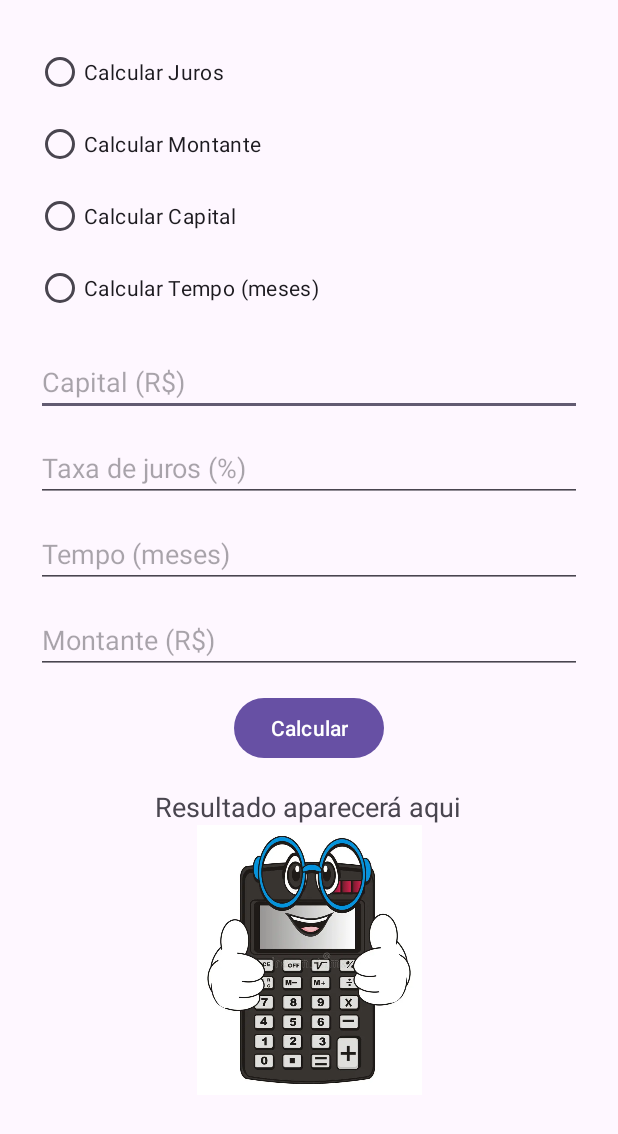
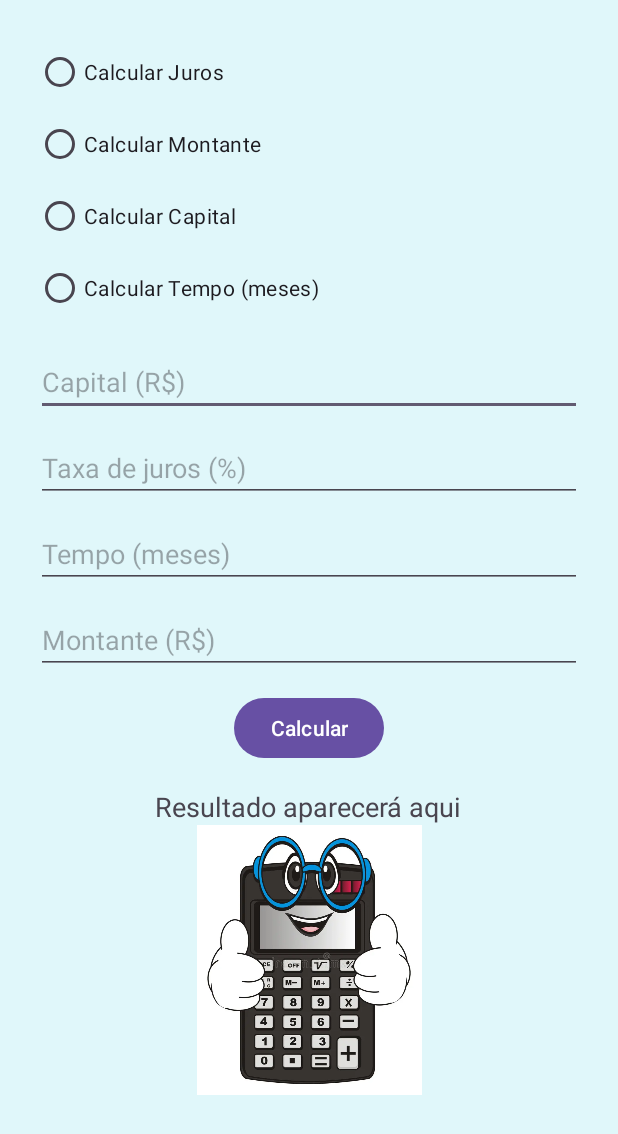
Before and after one commit to Saravtb/CalculadoraJuros, an Android app: the screen it shows after launch (MainActivity), on a phone screen of 412 x 824 dp. Shown: the top 1134 px of the screen. Run offline under Robolectric (Android 15) with nearby library versions, the phone set to English and light mode, and no system bars.

Commit message:
cor de fundo

```diff
--- a/app/src/main/res/layout/activity_main.xml
+++ b/app/src/main/res/layout/activity_main.xml
@@ -4,7 +4,8 @@
     android:id="@+id/main"
     android:layout_width="match_parent"
     android:layout_height="match_parent"
-    android:padding="24dp">
+    android:padding="24dp"
+    android:background="#E0F7FA"> <!-- Fundo com cor sólida adicionada -->
 
     <LinearLayout
         android:layout_width="match_parent"
@@ -97,7 +98,5 @@
             android:src="@drawable/calculadora_feliz_com_gesto_114060445"
             android:scaleType="fitCenter" />
 
-
-
     </LinearLayout>
 </ScrollView>
```
